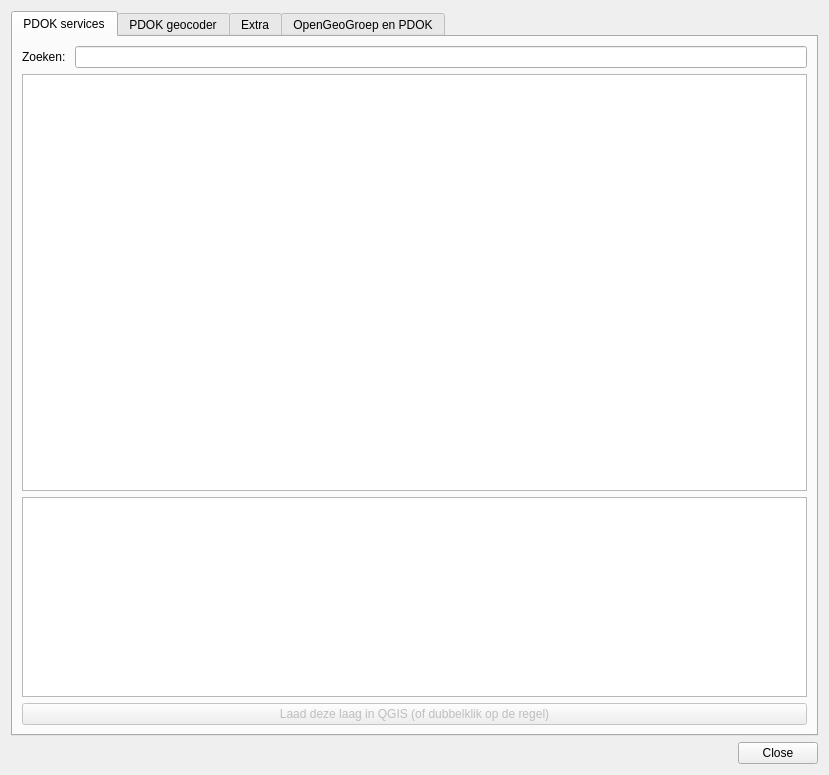
The window that ui_pdokservicesplugindialog.ui (rduivenvoorde/pdokservicesplugin) describes before a commit, drawn with Qt 5.
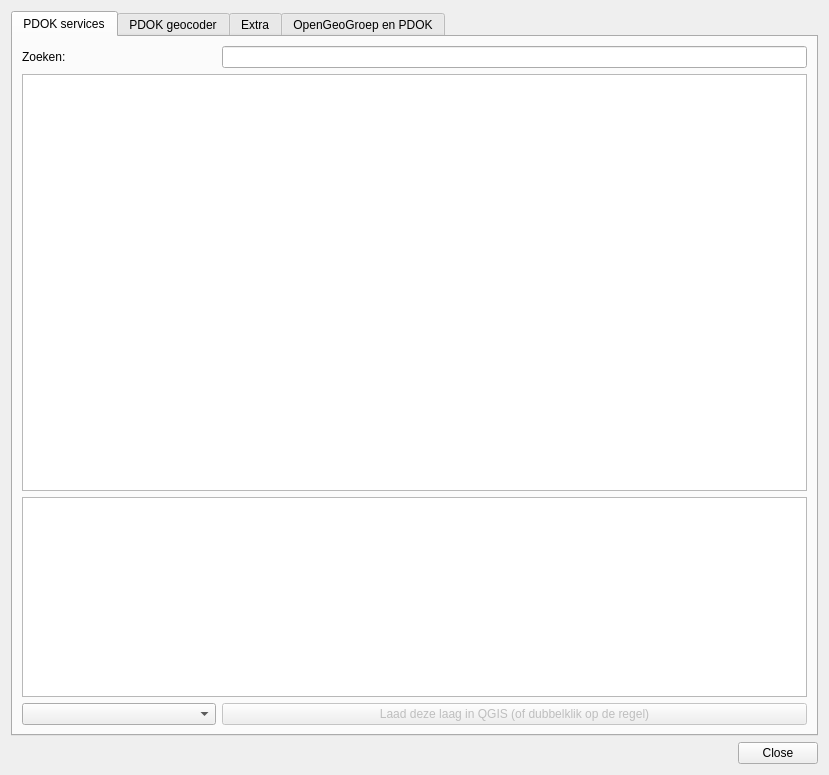
The same window after the commit. Icons and pictures are not drawn.

Commit message: Nicer crs combobox

The edit to the form file:
```diff
--- a/ui_pdokservicesplugindialog.ui
+++ b/ui_pdokservicesplugindialog.ui
@@ -40,20 +40,10 @@
          </property>
         </widget>
        </item>
-       <item row="4" column="0" colspan="2">
-        <widget class="QPushButton" name="btnLoadLayer">
-         <property name="enabled">
-          <bool>false</bool>
-         </property>
-         <property name="text">
-          <string>Laad deze laag in QGIS (of dubbelklik op de regel)</string>
-         </property>
-        </widget>
-       </item>
        <item row="0" column="0">
         <widget class="QLabel" name="label">
          <property name="text">
-          <string>Zoeken: </string>
+          <string>Zoeken:                                             </string>
          </property>
         </widget>
        </item>
@@ -70,6 +60,19 @@
          </property>
         </widget>
        </item>
+       <item row="3" column="1">
+        <widget class="QPushButton" name="btnLoadLayer">
+         <property name="enabled">
+          <bool>false</bool>
+         </property>
+         <property name="text">
+          <string>Laad deze laag in QGIS (of dubbelklik op de regel)</string>
+         </property>
+        </widget>
+       </item>
+       <item row="3" column="0">
+        <widget class="QComboBox" name="comboSelectProj"/>
+       </item>
       </layout>
      </widget>
      <widget class="QWidget" name="tab_3">
```
The commit also changes 4 other files.
